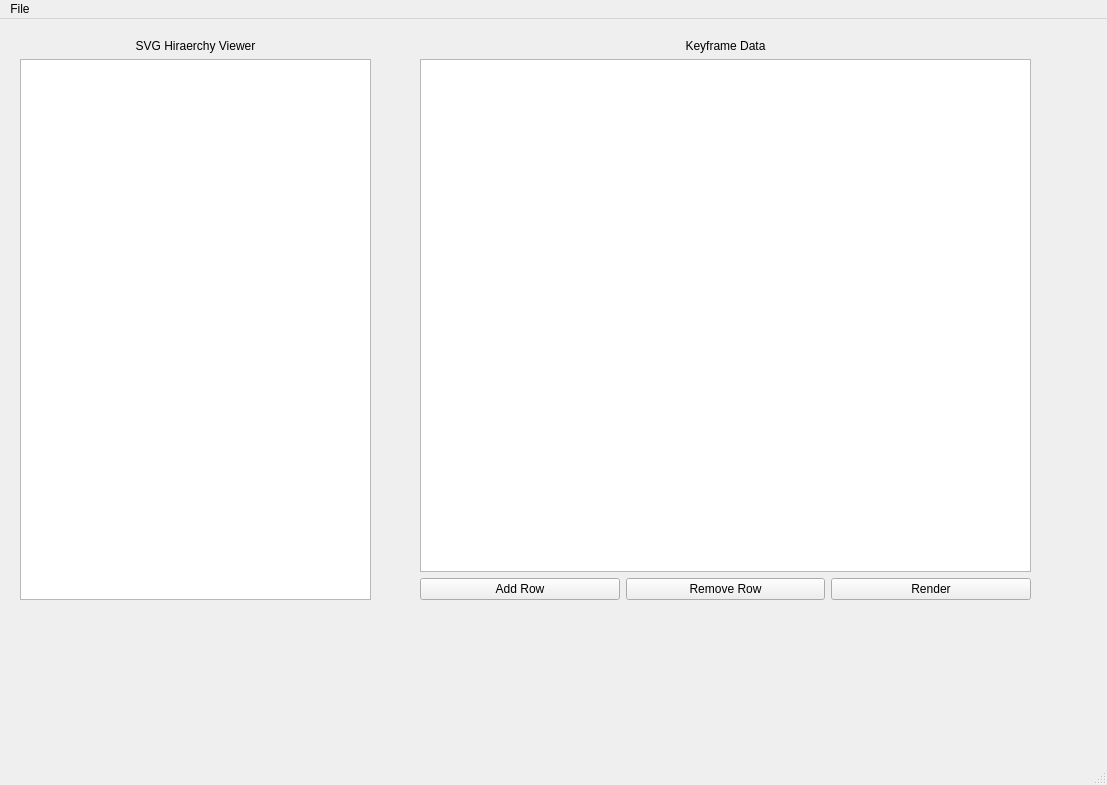
First picture: the form in mainwindow.ui, repository MoplusplusApp/VecFX, before the edit.
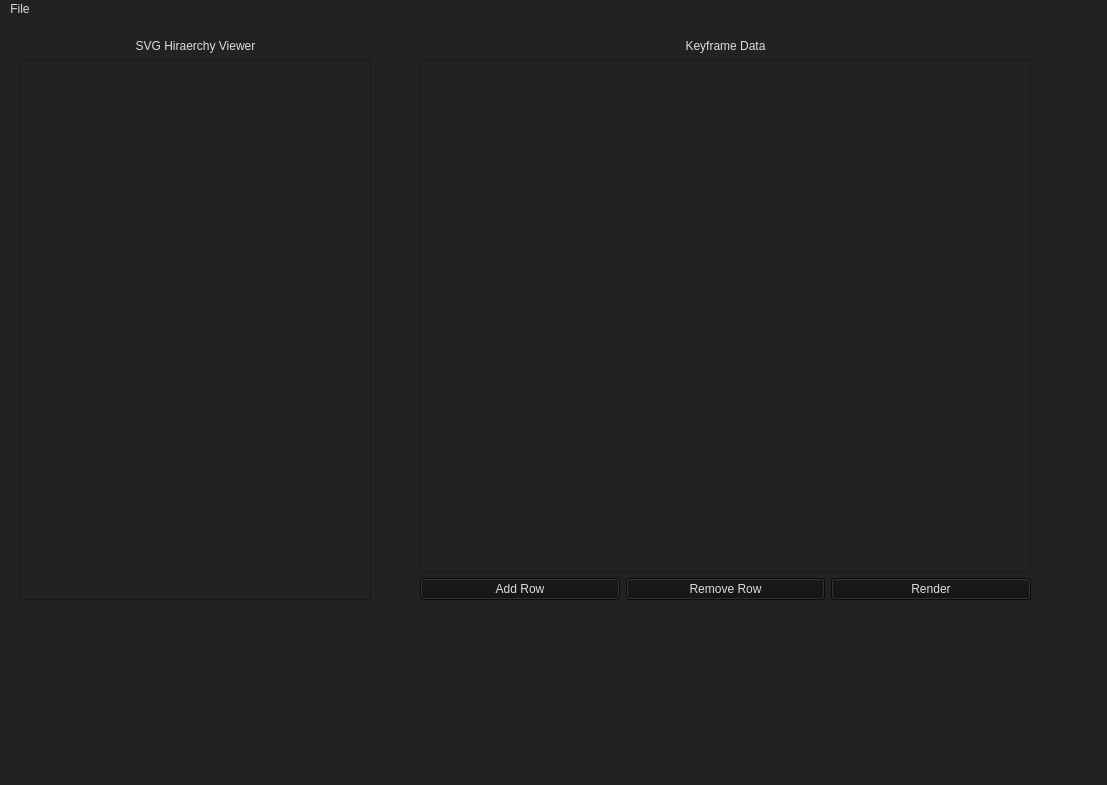
Second picture: the form after the edit.

What changed in the file:
```diff
--- a/mainwindow.ui
+++ b/mainwindow.ui
@@ -13,6 +13,11 @@
   <property name="windowTitle">
    <string>MainWindow</string>
   </property>
+  <property name="styleSheet">
+   <string notr="true">background-color: #222222;
+color: #DDDDDD;
+</string>
+  </property>
   <widget class="QWidget" name="centralwidget">
    <widget class="QWidget" name="verticalLayoutWidget">
     <property name="geometry">
@@ -29,6 +34,10 @@
      </property>
      <item>
       <widget class="QLabel" name="label">
+       <property name="styleSheet">
+        <string notr="true">color: #DDDDDD;
+</string>
+       </property>
        <property name="text">
         <string>Keyframe Data</string>
        </property>
@@ -38,19 +47,49 @@
       </widget>
      </item>
      <item>
-      <widget class="QTableWidget" name="tableWidget"/>
+      <widget class="QTableWidget" name="tableWidget">
+       <property name="styleSheet">
+        <string notr="true">QTableWidget{
+	show-decoration-selected: 1;
+	selection-color: cyan;
+	color: #DDDDDD;
+}
+
+QTableWidget::item:selected:active:hover{
+    background-color:#42f5ce;
+	 color: #111111;
+}
+QTableWidget::item:selected:active:!hover{
+    background-color: #8000f7; color: #4a2548;
+}
+QTableWidget::item:selected:!active{
+    background-color:yellow; color: #1e5054;
+}
+QTableWidget::item:!selected:hover{
+    background-color:#915d96; color: #111111;
+}</string>
+       </property>
+      </widget>
      </item>
      <item>
       <layout class="QHBoxLayout" name="horizontalLayout">
        <item>
-        <widget class="QPushButton" name="pushButton">
+        <widget class="QPushButton" name="addRowButton">
+         <property name="styleSheet">
+          <string notr="true">background-color: #111111;
+color: #DDDDDD;</string>
+         </property>
          <property name="text">
           <string>Add Row</string>
          </property>
         </widget>
        </item>
        <item>
-        <widget class="QPushButton" name="pushButton_2">
+        <widget class="QPushButton" name="removeRowButton">
+         <property name="styleSheet">
+          <string notr="true">background-color: #111111;
+color: #DDDDDD;</string>
+         </property>
          <property name="text">
           <string>Remove Row</string>
          </property>
@@ -58,6 +97,13 @@
        </item>
        <item>
         <widget class="QPushButton" name="renderButton">
+         <property name="autoFillBackground">
+          <bool>false</bool>
+         </property>
+         <property name="styleSheet">
+          <string notr="true">background-color: #111111;
+color: #DDDDDD;</string>
+         </property>
          <property name="text">
           <string>Render</string>
          </property>
@@ -82,6 +128,10 @@
      </property>
      <item>
       <widget class="QLabel" name="label_2">
+       <property name="styleSheet">
+        <string notr="true">color: #DDDDDD;
+</string>
+       </property>
        <property name="text">
         <string>SVG Hiraerchy Viewer</string>
        </property>
@@ -91,7 +141,29 @@
       </widget>
      </item>
      <item>
-      <widget class="QListView" name="listView"/>
+      <widget class="QListView" name="listView">
+       <property name="styleSheet">
+        <string notr="true">QListView{
+	show-decoration-selected: 1;
+	selection-color: cyan;
+	color: #DDDDDD;
+}
+
+QListView::item:selected:active:hover{
+    background-color:#42f5ce;
+	 color: #111111;
+}
+QListView::item:selected:active:!hover{
+    background-color: #8000f7; color: #4a2548;
+}
+QListView::item:selected:!active{
+    background-color:yellow; color: #1e5054;
+}
+QListView::item:!selected:hover{
+    background-color:#915d96; color: #111111;
+}</string>
+       </property>
+      </widget>
      </item>
     </layout>
    </widget>
```
Left out of the diff: 17 changed lines with no effect on the pictures.
